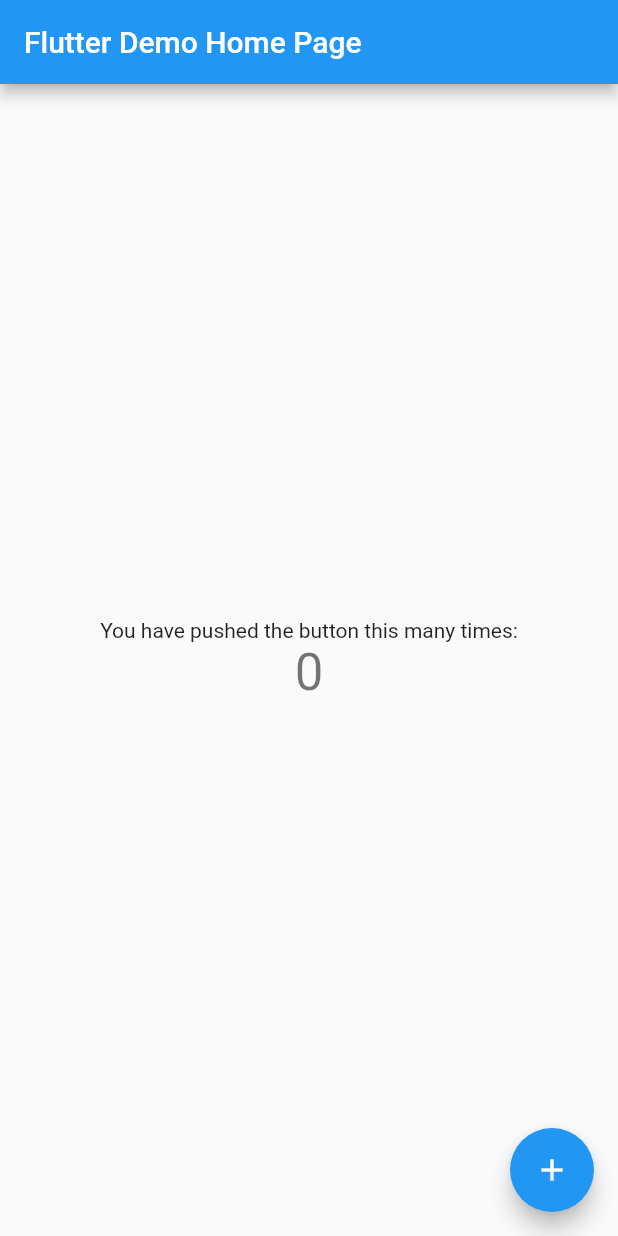
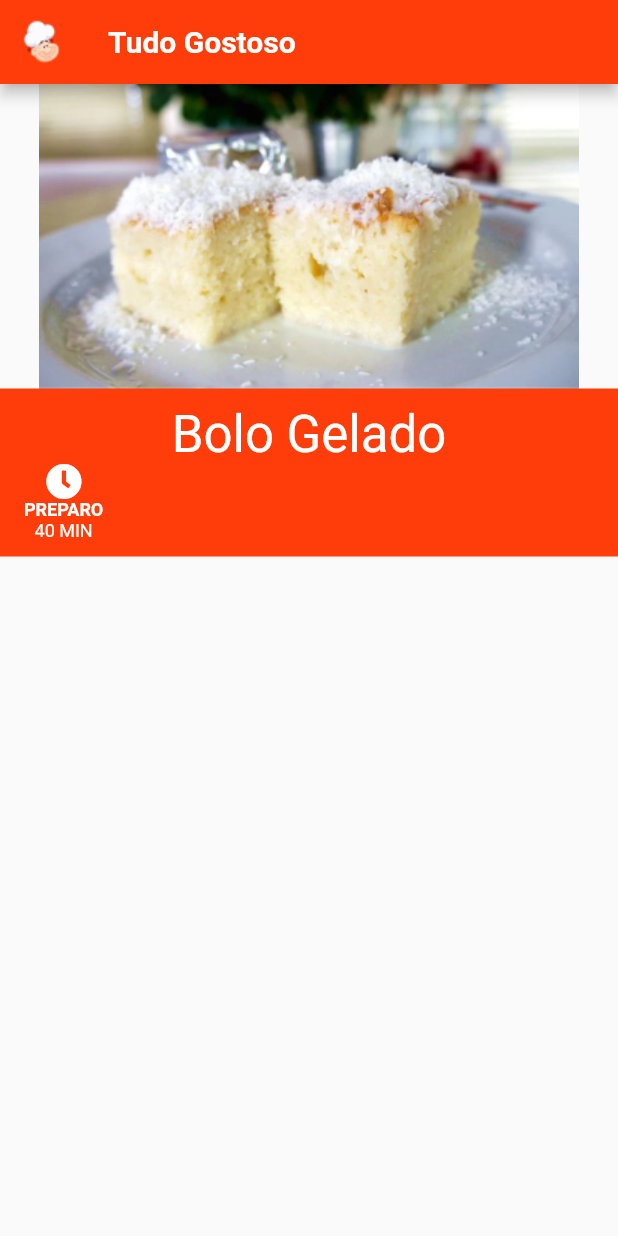
Before and after one commit to weslyyy/tudo_gostoso, a Flutter app: the screen it shows after launch, on a phone screen of 412 x 824 dp. Run offline on Flutter 3.47's test engine with Material 2 defaults, Android fonts, the phone set to English and light mode, and no system bars; our stand-ins replace font_awesome_flutter.

Commit message:
segundo commit

```diff
--- a/lib/main.dart
+++ b/lib/main.dart
@@ -1,113 +1,11 @@
 import 'package:flutter/material.dart';
+import 'package:tudo_gostoso/screens/home/home_page.dart';
 
 void main() {
-  runApp(MyApp());
+  runApp(
+    MaterialApp(
+      debugShowCheckedModeBanner: false,
+      home: HomePage(),
+    ),
+  );
 }
-
-class MyApp extends StatelessWidget {
-  // This widget is the root of your application.
-  @override
-  Widget build(BuildContext context) {
-    return MaterialApp(
-      title: 'Flutter Demo',
-      theme: ThemeData(
-        // This is the theme of your application.
-        //
-        // Try running your application with "flutter run". You'll see the
-        // application has a blue toolbar. Then, without quitting the app, try
-        // changing the primarySwatch below to Colors.green and then invoke
-        // "hot reload" (press "r" in the console where you ran "flutter run",
-        // or simply save your changes to "hot reload" in a Flutter IDE).
-        // Notice that the counter didn't reset back to zero; the application
-        // is not restarted.
-        primarySwatch: Colors.blue,
-      ),
-      home: MyHomePage(title: 'Flutter Demo Home Page'),
-    );
-  }
-}
-
-class MyHomePage extends StatefulWidget {
-  MyHomePage({Key? key, required this.title}) : super(key: key);
-
-  // This widget is the home page of your application. It is stateful, meaning
-  // that it has a State object (defined below) that contains fields that affect
-  // how it looks.
-
-  // This class is the configuration for the state. It holds the values (in this
-  // case the title) provided by the parent (in this case the App widget) and
-  // used by the build method of the State. Fields in a Widget subclass are
-  // always marked "final".
-
-  final String title;
-
-  @override
-  _MyHomePageState createState() => _MyHomePageState();
-}
-
-class _MyHomePageState extends State<MyHomePage> {
-  int _counter = 0;
-
-  void _incrementCounter() {
-    setState(() {
-      // This call to setState tells the Flutter framework that something has
-      // changed in this State, which causes it to rerun the build method below
-      // so that the display can reflect the updated values. If we changed
-      // _counter without calling setState(), then the build method would not be
-      // called again, and so nothing would appear to happen.
-      _counter++;
-    });
-  }
-
-  @override
-  Widget build(BuildContext context) {
-    // This method is rerun every time setState is called, for instance as done
-    // by the _incrementCounter method above.
-    //
-    // The Flutter framework has been optimized to make rerunning build methods
-    // fast, so that you can just rebuild anything that needs updating rather
-    // than having to individually change instances of widgets.
-    return Scaffold(
-      appBar: AppBar(
-        // Here we take the value from the MyHomePage object that was created by
-        // the App.build method, and use it to set our appbar title.
-        title: Text(widget.title),
-      ),
-      body: Center(
-        // Center is a layout widget. It takes a single child and positions it
-        // in the middle of the parent.
-        child: Column(
-          // Column is also a layout widget. It takes a list of children and
-          // arranges them vertically. By default, it sizes itself to fit its
-          // children horizontally, and tries to be as tall as its parent.
-          //
-          // Invoke "debug painting" (press "p" in the console, choose the
-          // "Toggle Debug Paint" action from the Flutter Inspector in Android
-          // Studio, or the "Toggle Debug Paint" command in Visual Studio Code)
-          // to see the wireframe for each widget.
-          //
-          // Column has various properties to control how it sizes itself and
-          // how it positions its children. Here we use mainAxisAlignment to
-          // center the children vertically; the main axis here is the vertical
-          // axis because Columns are vertical (the cross axis would be
-          // horizontal).
-          mainAxisAlignment: MainAxisAlignment.center,
-          children: <Widget>[
-            Text(
-              'You have pushed the button this many times:',
-            ),
-            Text(
-              '$_counter',
-              style: Theme.of(context).textTheme.headline4,
-            ),
-          ],
-        ),
-      ),
-      floatingActionButton: FloatingActionButton(
-        onPressed: _incrementCounter,
-        tooltip: 'Increment',
-        child: Icon(Icons.add),
-      ), // This trailing comma makes auto-formatting nicer for build methods.
-    );
-  }
-}
--- /dev/null
+++ b/lib/screens/home/details.dart
@@ -0,0 +1,55 @@
+import 'package:flutter/material.dart';
+import 'package:font_awesome_flutter/font_awesome_flutter.dart';
+import 'package:tudo_gostoso/style.dart';
+
+class Details extends StatelessWidget {
+  @override
+  Widget build(BuildContext context) {
+    return Container(
+      color: orangeTheme,
+      padding: EdgeInsets.symmetric(
+        vertical: 10,
+        horizontal: 16,
+      ),
+      child: Column(
+        children: [
+          Text(
+            "Bolo Gelado",
+            style: TextStyle(
+              color: Colors.white,
+              fontSize: 34,
+            ),
+          ),
+          Row(
+            children: [
+              // 1° Coluna
+              Column(
+                children: [
+                  FaIcon(
+                    FontAwesomeIcons.solidClock,
+                    color: Colors.white,
+                  ),
+                  Text(
+                    "PREPARO",
+                    style: TextStyle(
+                      color: Colors.white,
+                      fontSize: 12,
+                      fontWeight: FontWeight.bold,
+                    ),
+                  ),
+                  Text(
+                    "40 MIN",
+                    style: TextStyle(
+                      color: Colors.white,
+                      fontSize: 12,
+                    ),
+                  ),
+                ],
+              )
+            ],
+          ),
+        ],
+      ),
+    );
+  }
+}
--- /dev/null
+++ b/lib/screens/home/home_page.dart
@@ -0,0 +1,29 @@
+import 'package:flutter/material.dart';
+import 'package:tudo_gostoso/screens/home/details.dart';
+import 'package:tudo_gostoso/style.dart';
+
+class HomePage extends StatelessWidget {
+  @override
+  Widget build(BuildContext context) {
+    return Scaffold(
+      appBar: AppBar(
+        backgroundColor: orangeTheme,
+        title: Text(
+          "Tudo Gostoso",
+          style: TextStyle(
+            fontWeight: FontWeight.bold,
+          ),
+        ),
+        leading: Image.asset(
+          "assets/images/logo.jpg",
+        ),
+      ),
+      body: Column(
+        children: [
+          Image.asset("assets/images/bolo.jpg"),
+          Details(),
+        ],
+      ),
+    );
+  }
+}
--- /dev/null
+++ b/lib/style.dart
@@ -0,0 +1,4 @@
+import 'package:flutter/painting.dart';
+
+// Meu CSS
+Color orangeTheme = Color(0xFFFF3D0A);
```
Also changed, not shown: pubspec.yaml (+4 -3 lines), assets/images/bolo.jpg (added), assets/images/logo.jpg (added), lib/screens/home/widgets/topo.dart (added), pubspec.lock.
